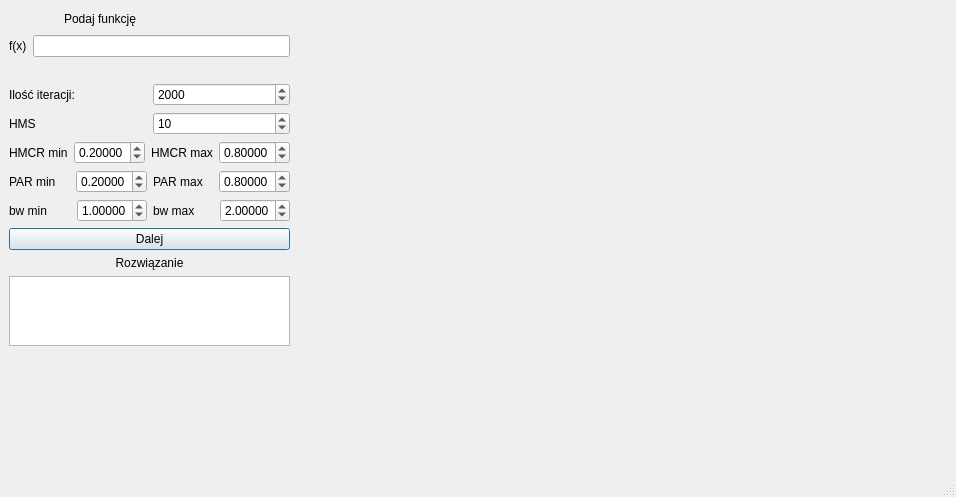
The window that FinalApp/ui/mainWindow.ui (albertlis/Improved-Harmony-Search-Algorithm) describes before a commit, drawn with Qt 5.
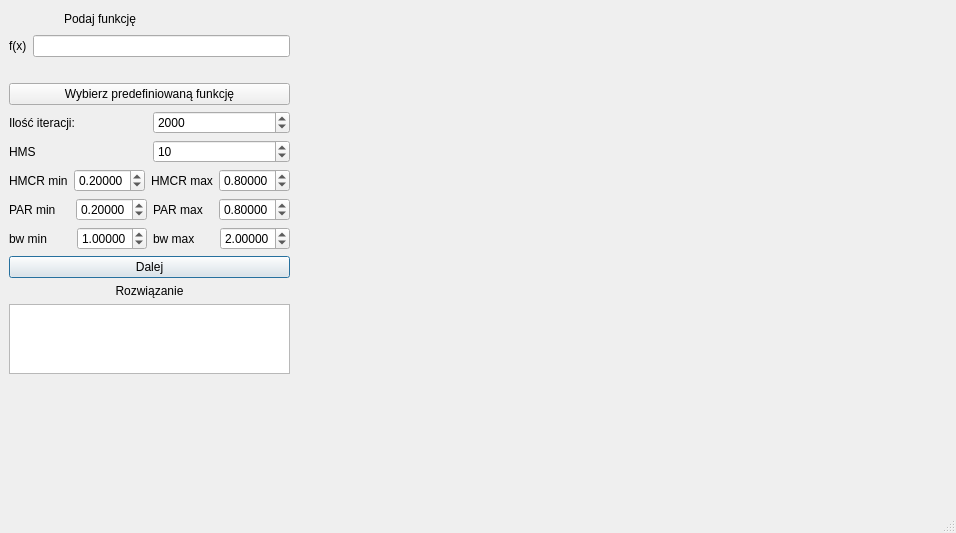
The same window after the commit. Custom widgets are drawn as their Qt base class.

Commit message: Add function choose dialog and file with functions

Patch:
```diff
--- a/FinalApp/ui/mainWindow.ui
+++ b/FinalApp/ui/mainWindow.ui
@@ -7,7 +7,7 @@
     <x>0</x>
     <y>0</y>
     <width>956</width>
-    <height>497</height>
+    <height>533</height>
    </rect>
   </property>
   <property name="windowTitle">
@@ -120,6 +120,13 @@
           </property>
          </widget>
         </item>
+        <item>
+         <widget class="QPushButton" name="predefinedFunctionButton">
+          <property name="text">
+           <string>Wybierz predefiniowaną funkcję</string>
+          </property>
+         </widget>
+        </item>
         <item>
          <layout class="QHBoxLayout" name="horizontalLayout_3">
           <item>
```
The commit also changes 6 other files.
